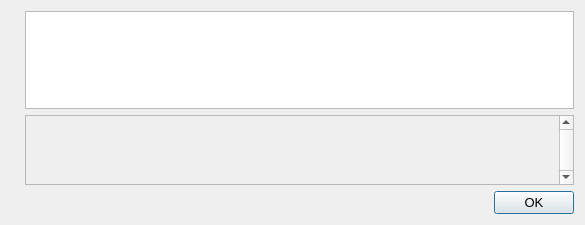
This is src/qt/forms/helpmessagedialog.ui in blocknetdx/blocknet as Qt 5 draws it before an edit. The edited form follows.
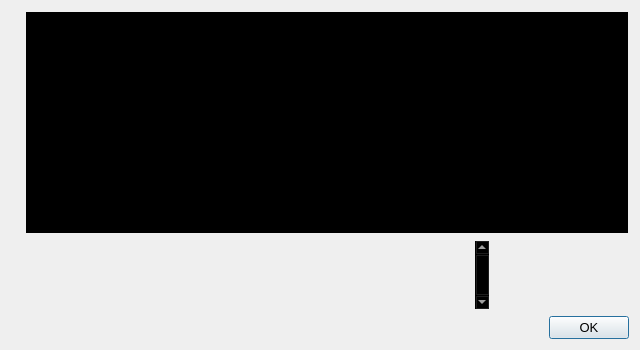
This is the edited form. Icons and pictures are not drawn.

Commit message: update-default-theme: New color on the overview page and new background wallpaper so far. Matches scheme in Discord somewhat now. Bumped the font size up by 2px on the "main" Overview page. Changed the wallet logo to the newest one. Added a new splash and new larger/latest app, tray, etc icons

What changed in the file:
```diff
--- a/src/qt/forms/helpmessagedialog.ui
+++ b/src/qt/forms/helpmessagedialog.ui
@@ -6,10 +6,22 @@
    <rect>
     <x>0</x>
     <y>0</y>
-    <width>585</width>
-    <height>225</height>
+    <width>640</width>
+    <height>350</height>
    </rect>
   </property>
+  <property name="sizePolicy">
+   <sizepolicy hsizetype="Fixed" vsizetype="Fixed">
+    <horstretch>0</horstretch>
+    <verstretch>0</verstretch>
+   </sizepolicy>
+  </property>
+  <property name="maximumSize">
+   <size>
+    <width>640</width>
+    <height>350</height>
+   </size>
+  </property>
   <property name="font">
    <font>
     <pointsize>10</pointsize>
@@ -21,14 +33,26 @@
   <layout class="QHBoxLayout" name="horizontalLayout_2">
    <item>
     <widget class="QLabel" name="graphic">
-     <property name="sizePolicy">
-      <sizepolicy hsizetype="Preferred" vsizetype="Ignored">
-       <horstretch>0</horstretch>
-       <verstretch>0</verstretch>
-      </sizepolicy>
+     <property name="enabled">
+      <bool>true</bool>
+     </property>
+     <property name="maximumSize">
+      <size>
+       <width>150</width>
+       <height>100</height>
+      </size>
+     </property>
+     <property name="layoutDirection">
+      <enum>Qt::LeftToRight</enum>
      </property>
      <property name="pixmap">
-      <pixmap resource="../blocknetdx.qrc">:/images/about</pixmap>
+      <pixmap resource="../blocknetdx.qrc">:/images/aboutImage1</pixmap>
+     </property>
+     <property name="scaledContents">
+      <bool>true</bool>
+     </property>
+     <property name="alignment">
+      <set>Qt::AlignLeading|Qt::AlignLeft|Qt::AlignVCenter</set>
      </property>
     </widget>
    </item>
@@ -36,6 +60,424 @@
     <layout class="QVBoxLayout" name="verticalLayout">
      <item>
       <widget class="QTextEdit" name="helpMessage">
+       <property name="palette">
+        <palette>
+         <active>
+          <colorrole role="WindowText">
+           <brush brushstyle="SolidPattern">
+            <color alpha="255">
+             <red>255</red>
+             <green>255</green>
+             <blue>255</blue>
+            </color>
+           </brush>
+          </colorrole>
+          <colorrole role="Button">
+           <brush brushstyle="SolidPattern">
+            <color alpha="0">
+             <red>0</red>
+             <green>0</green>
+             <blue>0</blue>
+            </color>
+           </brush>
+          </colorrole>
+          <colorrole role="Light">
+           <brush brushstyle="SolidPattern">
+            <color alpha="0">
+             <red>0</red>
+             <green>0</green>
+             <blue>0</blue>
+            </color>
+           </brush>
+          </colorrole>
+          <colorrole role="Midlight">
+           <brush brushstyle="SolidPattern">
+            <color alpha="0">
+             <red>0</red>
+             <green>0</green>
+             <blue>0</blue>
+            </color>
+           </brush>
+          </colorrole>
+          <colorrole role="Dark">
+           <brush brushstyle="SolidPattern">
+            <color alpha="0">
+             <red>0</red>
+             <green>0</green>
+             <blue>0</blue>
+            </color>
+           </brush>
+          </colorrole>
+          <colorrole role="Mid">
+           <brush brushstyle="SolidPattern">
+            <color alpha="0">
+             <red>0</red>
+             <green>0</green>
+             <blue>0</blue>
+            </color>
+           </brush>
+          </colorrole>
+          <colorrole role="Text">
+           <brush brushstyle="SolidPattern">
+            <color alpha="255">
+             <red>255</red>
+             <green>255</green>
+             <blue>255</blue>
+            </color>
+           </brush>
+          </colorrole>
+          <colorrole role="BrightText">
+           <brush brushstyle="SolidPattern">
+            <color alpha="255">
+             <red>255</red>
+             <green>255</green>
+             <blue>255</blue>
+            </color>
+           </brush>
+          </colorrole>
+          <colorrole role="ButtonText">
+           <brush brushstyle="SolidPattern">
+            <color alpha="255">
+             <red>255</red>
+             <green>255</green>
+             <blue>255</blue>
+            </color>
+           </brush>
+          </colorrole>
+          <colorrole role="Base">
+           <brush brushstyle="SolidPattern">
+            <color alpha="255">
+             <red>0</red>
+             <green>0</green>
+             <blue>0</blue>
+            </color>
+           </brush>
+          </colorrole>
+          <colorrole role="Window">
+           <brush brushstyle="SolidPattern">
+            <color alpha="0">
+             <red>0</red>
+             <green>0</green>
+             <blue>0</blue>
+            </color>
+           </brush>
+          </colorrole>
+          <colorrole role="Shadow">
+           <brush brushstyle="SolidPattern">
+            <color alpha="255">
+             <red>0</red>
+             <green>0</green>
+             <blue>0</blue>
+            </color>
+           </brush>
+          </colorrole>
+          <colorrole role="AlternateBase">
+           <brush brushstyle="SolidPattern">
+            <color alpha="127">
+             <red>0</red>
+             <green>0</green>
+             <blue>0</blue>
+            </color>
+           </brush>
+          </colorrole>
+          <colorrole role="ToolTipBase">
+           <brush brushstyle="SolidPattern">
+            <color alpha="255">
+             <red>255</red>
+             <green>255</green>
+             <blue>220</blue>
+            </color>
+           </brush>
+          </colorrole>
+          <colorrole role="ToolTipText">
+           <brush brushstyle="SolidPattern">
+            <color alpha="255">
+             <red>0</red>
+             <green>0</green>
+             <blue>0</blue>
+            </color>
+           </brush>
+          </colorrole>
+         </active>
+         <inactive>
+          <colorrole role="WindowText">
+           <brush brushstyle="SolidPattern">
+            <color alpha="255">
+             <red>255</red>
+             <green>255</green>
+             <blue>255</blue>
+            </color>
+           </brush>
+          </colorrole>
+          <colorrole role="Button">
+           <brush brushstyle="SolidPattern">
+            <color alpha="0">
+             <red>0</red>
+             <green>0</green>
+             <blue>0</blue>
+            </color>
+           </brush>
+          </colorrole>
+          <colorrole role="Light">
+           <brush brushstyle="SolidPattern">
+            <color alpha="0">
+             <red>0</red>
+             <green>0</green>
+             <blue>0</blue>
+            </color>
+           </brush>
+          </colorrole>
+          <colorrole role="Midlight">
+           <brush brushstyle="SolidPattern">
+            <color alpha="0">
+             <red>0</red>
+             <green>0</green>
+             <blue>0</blue>
+            </color>
+           </brush>
+          </colorrole>
+          <colorrole role="Dark">
+           <brush brushstyle="SolidPattern">
+            <color alpha="0">
+             <red>0</red>
+             <green>0</green>
+             <blue>0</blue>
+            </color>
+           </brush>
+          </colorrole>
+          <colorrole role="Mid">
+           <brush brushstyle="SolidPattern">
+            <color alpha="0">
+             <red>0</red>
+             <green>0</green>
+             <blue>0</blue>
+            </color>
+           </brush>
+          </colorrole>
+          <colorrole role="Text">
+           <brush brushstyle="SolidPattern">
+            <color alpha="255">
+             <red>255</red>
+             <green>255</green>
+             <blue>255</blue>
+            </color>
+           </brush>
+          </colorrole>
+          <colorrole role="BrightText">
+           <brush brushstyle="SolidPattern">
+            <color alpha="255">
+             <red>255</red>
+             <green>255</green>
+             <blue>255</blue>
+            </color>
+           </brush>
+          </colorrole>
+          <colorrole role="ButtonText">
+           <brush brushstyle="SolidPattern">
+            <color alpha="255">
+             <red>255</red>
+             <green>255</green>
+             <blue>255</blue>
+            </color>
+           </brush>
+          </colorrole>
+          <colorrole role="Base">
+           <brush brushstyle="SolidPattern">
+            <color alpha="255">
+             <red>0</red>
+             <green>0</green>
+             <blue>0</blue>
+            </color>
+           </brush>
+          </colorrole>
+          <colorrole role="Window">
+           <brush brushstyle="SolidPattern">
+            <color alpha="0">
+             <red>0</red>
+             <green>0</green>
+             <blue>0</blue>
+            </color>
+           </brush>
+          </colorrole>
+          <colorrole role="Shadow">
+           <brush brushstyle="SolidPattern">
+            <color alpha="255">
+             <red>0</red>
+             <green>0</green>
+             <blue>0</blue>
+            </color>
+           </brush>
+          </colorrole>
+          <colorrole role="AlternateBase">
+           <brush brushstyle="SolidPattern">
+            <color alpha="127">
+             <red>0</red>
+             <green>0</green>
+             <blue>0</blue>
+            </color>
+           </brush>
+          </colorrole>
+          <colorrole role="ToolTipBase">
+           <brush brushstyle="SolidPattern">
+            <color alpha="255">
+             <red>255</red>
+             <green>255</green>
+             <blue>220</blue>
+            </color>
+           </brush>
+          </colorrole>
+          <colorrole role="ToolTipText">
+           <brush brushstyle="SolidPattern">
+            <color alpha="255">
+             <red>0</red>
+             <green>0</green>
+             <blue>0</blue>
+            </color>
+           </brush>
+          </colorrole>
+         </inactive>
+         <disabled>
+          <colorrole role="WindowText">
+           <brush brushstyle="SolidPattern">
+            <color alpha="0">
+             <red>0</red>
+             <green>0</green>
+             <blue>0</blue>
+            </color>
+           </brush>
+          </colorrole>
+          <colorrole role="Button">
+           <brush brushstyle="SolidPattern">
+            <color alpha="0">
+             <red>0</red>
+             <green>0</green>
+             <blue>0</blue>
+            </color>
+           </brush>
+          </colorrole>
+          <colorrole role="Light">
+           <brush brushstyle="SolidPattern">
+            <color alpha="0">
+             <red>0</red>
+             <green>0</green>
+             <blue>0</blue>
+            </color>
+           </brush>
+          </colorrole>
+          <colorrole role="Midlight">
+           <brush brushstyle="SolidPattern">
+            <color alpha="0">
+             <red>0</red>
+             <green>0</green>
+             <blue>0</blue>
+            </color>
+           </brush>
+          </colorrole>
+          <colorrole role="Dark">
+           <brush brushstyle="SolidPattern">
+            <color alpha="0">
+             <red>0</red>
+             <green>0</green>
+             <blue>0</blue>
+            </color>
+           </brush>
+          </colorrole>
+          <colorrole role="Mid">
+           <brush brushstyle="SolidPattern">
+            <color alpha="0">
+             <red>0</red>
+             <green>0</green>
+             <blue>0</blue>
+            </color>
+           </brush>
+          </colorrole>
+          <colorrole role="Text">
+           <brush brushstyle="SolidPattern">
+            <color alpha="0">
+             <red>0</red>
+             <green>0</green>
+             <blue>0</blue>
+            </color>
+           </brush>
+          </colorrole>
+          <colorrole role="BrightText">
+           <brush brushstyle="SolidPattern">
+            <color alpha="255">
+             <red>255</red>
+             <green>255</green>
+             <blue>255</blue>
+            </color>
+           </brush>
+          </colorrole>
+          <colorrole role="ButtonText">
+           <brush brushstyle="SolidPattern">
+            <color alpha="0">
+             <red>0</red>
+             <green>0</green>
+             <blue>0</blue>
+            </color>
+           </brush>
+          </colorrole>
+          <colorrole role="Base">
+           <brush brushstyle="SolidPattern">
+            <color alpha="0">
+             <red>0</red>
+             <green>0</green>
+             <blue>0</blue>
+            </color>
+           </brush>
+          </colorrole>
+          <colorrole role="Window">
+           <brush brushstyle="SolidPattern">
+            <color alpha="0">
+             <red>0</red>
+             <green>0</green>
+             <blue>0</blue>
+            </color>
+           </brush>
+          </colorrole>
+          <colorrole role="Shadow">
+           <brush brushstyle="SolidPattern">
+            <color alpha="255">
+             <red>0</red>
+             <green>0</green>
+             <blue>0</blue>
+            </color>
+           </brush>
+          </colorrole>
+          <colorrole role="AlternateBase">
+           <brush brushstyle="SolidPattern">
+            <color alpha="0">
+             <red>0</red>
+             <green>0</green>
+             <blue>0</blue>
+            </color>
+           </brush>
+          </colorrole>
+          <colorrole role="ToolTipBase">
+           <brush brushstyle="SolidPattern">
+            <color alpha="255">
+             <red>255</red>
+             <green>255</green>
+             <blue>220</blue>
+            </color>
+           </brush>
+          </colorrole>
+          <colorrole role="ToolTipText">
+           <brush brushstyle="SolidPattern">
+            <color alpha="255">
+             <red>0</red>
+             <green>0</green>
+             <blue>0</blue>
+            </color>
+           </brush>
+          </colorrole>
+         </disabled>
+        </palette>
+       </property>
+       <property name="autoFillBackground">
+        <bool>false</bool>
+       </property>
        <property name="readOnly">
         <bool>true</bool>
        </property>
@@ -43,6 +485,433 @@
      </item>
      <item>
       <widget class="QScrollArea" name="scrollArea">
+       <property name="sizePolicy">
+        <sizepolicy hsizetype="Fixed" vsizetype="Fixed">
+         <horstretch>0</horstretch>
+         <verstretch>0</verstretch>
+        </sizepolicy>
+       </property>
+       <property name="maximumSize">
+        <size>
+         <width>465</width>
+         <height>385</height>
+        </size>
+       </property>
+       <property name="palette">
+        <palette>
+         <active>
+          <colorrole role="WindowText">
+           <brush brushstyle="SolidPattern">
+            <color alpha="255">
+             <red>255</red>
+             <green>255</green>
+             <blue>255</blue>
+            </color>
+           </brush>
+          </colorrole>
+          <colorrole role="Button">
+           <brush brushstyle="SolidPattern">
+            <color alpha="0">
+             <red>0</red>
+             <green>0</green>
+             <blue>0</blue>
+            </color>
+           </brush>
+          </colorrole>
+          <colorrole role="Light">
+           <brush brushstyle="SolidPattern">
+            <color alpha="0">
+             <red>0</red>
+             <green>0</green>
+             <blue>0</blue>
+            </color>
+           </brush>
+          </colorrole>
+          <colorrole role="Midlight">
+           <brush brushstyle="SolidPattern">
+            <color alpha="0">
+             <red>0</red>
+             <green>0</green>
+             <blue>0</blue>
+            </color>
+           </brush>
+          </colorrole>
+          <colorrole role="Dark">
+           <brush brushstyle="SolidPattern">
+            <color alpha="0">
+             <red>0</red>
+             <green>0</green>
+             <blue>0</blue>
+            </color>
+           </brush>
+          </colorrole>
+          <colorrole role="Mid">
+           <brush brushstyle="SolidPattern">
+            <color alpha="0">
+             <red>0</red>
+             <green>0</green>
+             <blue>0</blue>
+            </color>
+           </brush>
+          </colorrole>
+          <colorrole role="Text">
+           <brush brushstyle="SolidPattern">
+            <color alpha="255">
+             <red>255</red>
+             <green>255</green>
+             <blue>255</blue>
+            </color>
+           </brush>
+          </colorrole>
+          <colorrole role="BrightText">
+           <brush brushstyle="SolidPattern">
+            <color alpha="255">
+             <red>255</red>
+             <green>255</green>
+             <blue>255</blue>
+            </color>
+           </brush>
+          </colorrole>
+          <colorrole role="ButtonText">
+           <brush brushstyle="SolidPattern">
+            <color alpha="255">
+             <red>255</red>
+             <green>255</green>
+             <blue>255</blue>
+            </color>
+           </brush>
+          </colorrole>
+          <colorrole role="Base">
+           <brush brushstyle="SolidPattern">
+            <color alpha="255">
+             <red>0</red>
+             <green>0</green>
+             <blue>0</blue>
+            </color>
+           </brush>
+          </colorrole>
+          <colorrole role="Window">
+           <brush brushstyle="SolidPattern">
+            <color alpha="0">
+             <red>0</red>
+             <green>0</green>
+             <blue>0</blue>
+            </color>
+           </brush>
+          </colorrole>
+          <colorrole role="Shadow">
+           <brush brushstyle="SolidPattern">
+            <color alpha="255">
+             <red>0</red>
+             <green>0</green>
+             <blue>0</blue>
+            </color>
+           </brush>
+          </colorrole>
+          <colorrole role="AlternateBase">
+           <brush brushstyle="SolidPattern">
+            <color alpha="127">
+             <red>0</red>
+             <green>0</green>
+             <blue>0</blue>
+            </color>
+           </brush>
+          </colorrole>
+          <colorrole role="ToolTipBase">
+           <brush brushstyle="SolidPattern">
+            <color alpha="255">
+             <red>255</red>
+             <green>255</green>
+             <blue>220</blue>
+            </color>
+           </brush>
+          </colorrole>
+          <colorrole role="ToolTipText">
+           <brush brushstyle="SolidPattern">
+            <color alpha="255">
+             <red>0</red>
+             <green>0</green>
+             <blue>0</blue>
+            </color>
+           </brush>
+          </colorrole>
+         </active>
+         <inactive>
+          <colorrole role="WindowText">
+           <brush brushstyle="SolidPattern">
+            <color alpha="255">
+             <red>255</red>
+             <green>255</green>
+             <blue>255</blue>
+            </color>
+           </brush>
+          </colorrole>
+          <colorrole role="Button">
+           <brush brushstyle="SolidPattern">
+            <color alpha="0">
+             <red>0</red>
+             <green>0</green>
+             <blue>0</blue>
+            </color>
+           </brush>
+          </colorrole>
+          <colorrole role="Light">
+           <brush brushstyle="SolidPattern">
+            <color alpha="0">
+             <red>0</red>
+             <green>0</green>
+             <blue>0</blue>
+            </color>
+           </brush>
+          </colorrole>
+          <colorrole role="Midlight">
+           <brush brushstyle="SolidPattern">
+            <color alpha="0">
+             <red>0</red>
+             <green>0</green>
+             <blue>0</blue>
+            </color>
+           </brush>
+          </colorrole>
+          <colorrole role="Dark">
+           <brush brushstyle="SolidPattern">
+            <color alpha="0">
+             <red>0</red>
+             <green>0</green>
+             <blue>0</blue>
+            </color>
+           </brush>
+          </colorrole>
+          <colorrole role="Mid">
+           <brush brushstyle="SolidPattern">
+            <color alpha="0">
+             <red>0</red>
+             <green>0</green>
+             <blue>0</blue>
+            </color>
+           </brush>
+          </colorrole>
+          <colorrole role="Text">
+           <brush brushstyle="SolidPattern">
+            <color alpha="255">
+             <red>255</red>
+             <green>255</green>
+             <blue>255</blue>
+            </color>
+           </brush>
+          </colorrole>
+          <colorrole role="BrightText">
+           <brush brushstyle="SolidPattern">
+            <color alpha="255">
+             <red>255</red>
+             <green>255</green>
+             <blue>255</blue>
+            </color>
+           </brush>
+          </colorrole>
+          <colorrole role="ButtonText">
+           <brush brushstyle="SolidPattern">
+            <color alpha="255">
+             <red>255</red>
+             <green>255</green>
+             <blue>255</blue>
+            </color>
+           </brush>
+          </colorrole>
+          <colorrole role="Base">
+           <brush brushstyle="SolidPattern">
+            <color alpha="255">
+             <red>0</red>
+             <green>0</green>
+             <blue>0</blue>
+            </color>
+           </brush>
+          </colorrole>
+          <colorrole role="Window">
+           <brush brushstyle="SolidPattern">
+            <color alpha="0">
+             <red>0</red>
+             <green>0</green>
+             <blue>0</blue>
+            </color>
+           </brush>
+          </colorrole>
+          <colorrole role="Shadow">
+           <brush brushstyle="SolidPattern">
+            <color alpha="255">
+             <red>0</red>
+             <green>0</green>
+             <blue>0</blue>
+            </color>
+           </brush>
+          </colorrole>
+          <colorrole role="AlternateBase">
+           <brush brushstyle="SolidPattern">
+            <color alpha="127">
+             <red>0</red>
+             <green>0</green>
+             <blue>0</blue>
+            </color>
+           </brush>
+          </colorrole>
+          <colorrole role="ToolTipBase">
+           <brush brushstyle="SolidPattern">
+            <color alpha="255">
+             <red>255</red>
+             <green>255</green>
+             <blue>220</blue>
+            </color>
+           </brush>
+          </colorrole>
+          <colorrole role="ToolTipText">
+           <brush brushstyle="SolidPattern">
+            <color alpha="255">
+             <red>0</red>
+             <green>0</green>
+             <blue>0</blue>
+            </color>
+           </brush>
+          </colorrole>
+         </inactive>
+         <disabled>
+          <colorrole role="WindowText">
+           <brush brushstyle="SolidPattern">
+            <color alpha="0">
+             <red>0</red>
+             <green>0</green>
+             <blue>0</blue>
+            </color>
+           </brush>
+          </colorrole>
+          <colorrole role="Button">
+           <brush brushstyle="SolidPattern">
+            <color alpha="0">
+             <red>0</red>
+             <green>0</green>
+             <blue>0</blue>
+            </color>
+           </brush>
+          </colorrole>
+          <colorrole role="Light">
+           <brush brushstyle="SolidPattern">
+            <color alpha="0">
+             <red>0</red>
+             <green>0</green>
+             <blue>0</blue>
+            </color>
+           </brush>
+          </colorrole>
+          <colorrole role="Midlight">
+           <brush brushstyle="SolidPattern">
+            <color alpha="0">
+             <red>0</red>
+             <green>0</green>
+             <blue>0</blue>
+            </color>
+           </brush>
+          </colorrole>
+          <colorrole role="Dark">
+           <brush brushstyle="SolidPattern">
+            <color alpha="0">
+             <red>0</red>
+             <green>0</green>
+             <blue>0</blue>
+            </color>
+           </brush>
+          </colorrole>
+          <colorrole role="Mid">
+           <brush brushstyle="SolidPattern">
+            <color alpha="0">
+             <red>0</red>
+             <green>0</green>
+             <blue>0</blue>
+            </color>
+           </brush>
+          </colorrole>
+          <colorrole role="Text">
+           <brush brushstyle="SolidPattern">
+            <color alpha="0">
+             <red>0</red>
+             <green>0</green>
+             <blue>0</blue>
+            </color>
+           </brush>
+          </colorrole>
+          <colorrole role="BrightText">
+           <brush brushstyle="SolidPattern">
+            <color alpha="255">
+             <red>255</red>
+             <green>255</green>
+             <blue>255</blue>
+            </color>
+           </brush>
+          </colorrole>
+          <colorrole role="ButtonText">
+           <brush brushstyle="SolidPattern">
+            <color alpha="0">
+             <red>0</red>
+             <green>0</green>
+             <blue>0</blue>
+            </color>
+           </brush>
+          </colorrole>
+          <colorrole role="Base">
+           <brush brushstyle="SolidPattern">
+            <color alpha="0">
+             <red>0</red>
+             <green>0</green>
+             <blue>0</blue>
+            </color>
+           </brush>
+          </colorrole>
+          <colorrole role="Window">
+           <brush brushstyle="SolidPattern">
+            <color alpha="0">
+             <red>0</red>
+             <green>0</green>
+             <blue>0</blue>
+            </color>
+           </brush>
+          </colorrole>
+          <colorrole role="Shadow">
+           <brush brushstyle="SolidPattern">
+            <color alpha="255">
+             <red>0</red>
+             <green>0</green>
+             <blue>0</blue>
+            </color>
+           </brush>
+          </colorrole>
+          <colorrole role="AlternateBase">
+           <brush brushstyle="SolidPattern">
+            <color alpha="0">
+             <red>0</red>
+             <green>0</green>
+             <blue>0</blue>
+            </color>
+           </brush>
+          </colorrole>
+          <colorrole role="ToolTipBase">
+           <brush brushstyle="SolidPattern">
+            <color alpha="255">
+             <red>255</red>
+             <green>255</green>
+             <blue>220</blue>
+            </color>
+           </brush>
+          </colorrole>
+          <colorrole role="ToolTipText">
+           <brush brushstyle="SolidPattern">
+            <color alpha="255">
+             <red>0</red>
+             <green>0</green>
+             <blue>0</blue>
+            </color>
+           </brush>
+          </colorrole>
+         </disabled>
+        </palette>
+       </property>
        <property name="verticalScrollBarPolicy">
         <enum>Qt::ScrollBarAlwaysOn</enum>
        </property>
@@ -54,13 +923,428 @@
          <rect>
           <x>0</x>
           <y>0</y>
-          <width>447</width>
-          <height>68</height>
+          <width>768</width>
+          <height>418</height>
          </rect>
         </property>
         <layout class="QVBoxLayout" name="verticalLayout_2">
          <item>
           <widget class="QLabel" name="aboutMessage">
+           <property name="palette">
+            <palette>
+             <active>
+              <colorrole role="WindowText">
+               <brush brushstyle="SolidPattern">
+                <color alpha="255">
+                 <red>255</red>
+                 <green>255</green>
+                 <blue>255</blue>
+                </color>
+               </brush>
+              </colorrole>
+              <colorrole role="Button">
+               <brush brushstyle="SolidPattern">
+                <color alpha="0">
+                 <red>0</red>
+                 <green>0</green>
+                 <blue>0</blue>
+                </color>
+               </brush>
+              </colorrole>
+              <colorrole role="Light">
+               <brush brushstyle="SolidPattern">
+                <color alpha="0">
+                 <red>0</red>
+                 <green>0</green>
+                 <blue>0</blue>
+                </color>
+               </brush>
+              </colorrole>
+              <colorrole role="Midlight">
+               <brush brushstyle="SolidPattern">
+                <color alpha="0">
+                 <red>0</red>
+                 <green>0</green>
+                 <blue>0</blue>
+                </color>
+               </brush>
+              </colorrole>
+              <colorrole role="Dark">
+               <brush brushstyle="SolidPattern">
+                <color alpha="0">
+                 <red>0</red>
+                 <green>0</green>
+                 <blue>0</blue>
+                </color>
+               </brush>
+              </colorrole>
+              <colorrole role="Mid">
+               <brush brushstyle="SolidPattern">
+                <color alpha="0">
+                 <red>0</red>
+                 <green>0</green>
+                 <blue>0</blue>
+                </color>
+               </brush>
+              </colorrole>
+              <colorrole role="Text">
+               <brush brushstyle="SolidPattern">
+                <color alpha="255">
+                 <red>255</red>
+                 <green>255</green>
+                 <blue>255</blue>
+                </color>
+               </brush>
+              </colorrole>
+              <colorrole role="BrightText">
+               <brush brushstyle="SolidPattern">
+                <color alpha="255">
+                 <red>255</red>
+                 <green>255</green>
+                 <blue>255</blue>
+                </color>
+               </brush>
+              </colorrole>
+              <colorrole role="ButtonText">
+               <brush brushstyle="SolidPattern">
+                <color alpha="255">
+                 <red>255</red>
+                 <green>255</green>
+                 <blue>255</blue>
+                </color>
+               </brush>
+              </colorrole>
+              <colorrole role="Base">
+               <brush brushstyle="SolidPattern">
+                <color alpha="255">
+                 <red>0</red>
+                 <green>0</green>
+                 <blue>0</blue>
+                </color>
+               </brush>
+              </colorrole>
+              <colorrole role="Window">
+               <brush brushstyle="SolidPattern">
+                <color alpha="0">
+                 <red>0</red>
+                 <green>0</green>
+                 <blue>0</blue>
+                </color>
+               </brush>
+              </colorrole>
+              <colorrole role="Shadow">
+               <brush brushstyle="SolidPattern">
+                <color alpha="255">
+                 <red>0</red>
+                 <green>0</green>
+                 <blue>0</blue>
+                </color>
+               </brush>
+              </colorrole>
+              <colorrole role="AlternateBase">
+               <brush brushstyle="SolidPattern">
+                <color alpha="127">
+                 <red>0</red>
+                 <green>0</green>
+                 <blue>0</blue>
+                </color>
+               </brush>
+              </colorrole>
+              <colorrole role="ToolTipBase">
+               <brush brushstyle="SolidPattern">
+                <color alpha="255">
+                 <red>255</red>
+                 <green>255</green>
+                 <blue>220</blue>
+                </color>
+               </brush>
+              </colorrole>
+              <colorrole role="ToolTipText">
+               <brush brushstyle="SolidPattern">
+                <color alpha="255">
+                 <red>0</red>
+                 <green>0</green>
+                 <blue>0</blue>
+                </color>
+               </brush>
+              </colorrole>
+             </active>
+             <inactive>
+              <colorrole role="WindowText">
+               <brush brushstyle="SolidPattern">
+                <color alpha="255">
+                 <red>255</red>
+                 <green>255</green>
+                 <blue>255</blue>
+                </color>
+               </brush>
+              </colorrole>
+              <colorrole role="Button">
+               <brush brushstyle="SolidPattern">
+                <color alpha="0">
+                 <red>0</red>
+                 <green>0</green>
+                 <blue>0</blue>
+                </color>
+               </brush>
+              </colorrole>
+              <colorrole role="Light">
+               <brush brushstyle="SolidPattern">
+                <color alpha="0">
+                 <red>0</red>
+                 <green>0</green>
+                 <blue>0</blue>
+                </color>
+               </brush>
+              </colorrole>
+              <colorrole role="Midlight">
+               <brush brushstyle="SolidPattern">
+                <color alpha="0">
+                 <red>0</red>
+                 <green>0</green>
+                 <blue>0</blue>
+                </color>
+               </brush>
+              </colorrole>
+              <colorrole role="Dark">
+               <brush brushstyle="SolidPattern">
+                <color alpha="0">
+                 <red>0</red>
+                 <green>0</green>
+                 <blue>0</blue>
+                </color>
+               </brush>
+              </colorrole>
+              <colorrole role="Mid">
+               <brush brushstyle="SolidPattern">
+                <color alpha="0">
+                 <red>0</red>
+                 <green>0</green>
+                 <blue>0</blue>
+                </color>
+               </brush>
+              </colorrole>
+              <colorrole role="Text">
+               <brush brushstyle="SolidPattern">
+                <color alpha="255">
+                 <red>255</red>
+                 <green>255</green>
+                 <blue>255</blue>
+                </color>
+               </brush>
+              </colorrole>
+              <colorrole role="BrightText">
+               <brush brushstyle="SolidPattern">
+                <color alpha="255">
+                 <red>255</red>
+                 <green>255</green>
+                 <blue>255</blue>
+                </color>
+               </brush>
+              </colorrole>
+              <colorrole role="ButtonText">
+               <brush brushstyle="SolidPattern">
+                <color alpha="255">
+                 <red>255</red>
+                 <green>255</green>
+                 <blue>255</blue>
+                </color>
+               </brush>
+              </colorrole>
+              <colorrole role="Base">
+               <brush brushstyle="SolidPattern">
+                <color alpha="255">
+                 <red>0</red>
+                 <green>0</green>
+                 <blue>0</blue>
+                </color>
+               </brush>
+              </colorrole>
+              <colorrole role="Window">
+               <brush brushstyle="SolidPattern">
+                <color alpha="0">
+                 <red>0</red>
+                 <green>0</green>
+                 <blue>0</blue>
+                </color>
+               </brush>
+              </colorrole>
+              <colorrole role="Shadow">
+               <brush brushstyle="SolidPattern">
+                <color alpha="255">
+                 <red>0</red>
+                 <green>0</green>
+                 <blue>0</blue>
+                </color>
+               </brush>
+              </colorrole>
+              <colorrole role="AlternateBase">
+               <brush brushstyle="SolidPattern">
+                <color alpha="127">
+                 <red>0</red>
+                 <green>0</green>
+                 <blue>0</blue>
+                </color>
+               </brush>
+              </colorrole>
+              <colorrole role="ToolTipBase">
+               <brush brushstyle="SolidPattern">
+                <color alpha="255">
+                 <red>255</red>
+                 <green>255</green>
+                 <blue>220</blue>
+                </color>
+               </brush>
+              </colorrole>
+              <colorrole role="ToolTipText">
+               <brush brushstyle="SolidPattern">
+                <color alpha="255">
+                 <red>0</red>
+                 <green>0</green>
+                 <blue>0</blue>
+                </color>
+               </brush>
+              </colorrole>
+             </inactive>
+             <disabled>
+              <colorrole role="WindowText">
+               <brush brushstyle="SolidPattern">
+                <color alpha="0">
+                 <red>0</red>
+                 <green>0</green>
+                 <blue>0</blue>
+                </color>
+               </brush>
+              </colorrole>
+              <colorrole role="Button">
+               <brush brushstyle="SolidPattern">
+                <color alpha="0">
+                 <red>0</red>
+                 <green>0</green>
+                 <blue>0</blue>
+                </color>
+               </brush>
+              </colorrole>
+              <colorrole role="Light">
+               <brush brushstyle="SolidPattern">
+                <color alpha="0">
+                 <red>0</red>
+                 <green>0</green>
+                 <blue>0</blue>
+                </color>
+               </brush>
+              </colorrole>
+              <colorrole role="Midlight">
+               <brush brushstyle="SolidPattern">
+                <color alpha="0">
+                 <red>0</red>
+                 <green>0</green>
+                 <blue>0</blue>
+                </color>
+               </brush>
+              </colorrole>
+              <colorrole role="Dark">
+               <brush brushstyle="SolidPattern">
+                <color alpha="0">
+                 <red>0</red>
+                 <green>0</green>
+                 <blue>0</blue>
+                </color>
+               </brush>
+              </colorrole>
+              <colorrole role="Mid">
+               <brush brushstyle="SolidPattern">
+                <color alpha="0">
+                 <red>0</red>
+                 <green>0</green>
+                 <blue>0</blue>
+                </color>
+               </brush>
+              </colorrole>
+              <colorrole role="Text">
+               <brush brushstyle="SolidPattern">
+                <color alpha="0">
+                 <red>0</red>
+                 <green>0</green>
+                 <blue>0</blue>
+                </color>
+               </brush>
+              </colorrole>
+              <colorrole role="BrightText">
+               <brush brushstyle="SolidPattern">
+                <color alpha="255">
+                 <red>255</red>
+                 <green>255</green>
+                 <blue>255</blue>
+                </color>
+               </brush>
+              </colorrole>
+              <colorrole role="ButtonText">
+               <brush brushstyle="SolidPattern">
+                <color alpha="0">
+                 <red>0</red>
+                 <green>0</green>
+                 <blue>0</blue>
+                </color>
+               </brush>
+              </colorrole>
+              <colorrole role="Base">
+               <brush brushstyle="SolidPattern">
+                <color alpha="0">
+                 <red>0</red>
+                 <green>0</green>
+                 <blue>0</blue>
+                </color>
+               </brush>
+              </colorrole>
+              <colorrole role="Window">
+               <brush brushstyle="SolidPattern">
+                <color alpha="0">
+                 <red>0</red>
+                 <green>0</green>
+                 <blue>0</blue>
+                </color>
+               </brush>
+              </colorrole>
+              <colorrole role="Shadow">
+               <brush brushstyle="SolidPattern">
+                <color alpha="255">
+                 <red>0</red>
+                 <green>0</green>
+                 <blue>0</blue>
+                </color>
+               </brush>
+              </colorrole>
+              <colorrole role="AlternateBase">
+               <brush brushstyle="SolidPattern">
+                <color alpha="0">
+                 <red>0</red>
+                 <green>0</green>
+                 <blue>0</blue>
+                </color>
+               </brush>
+              </colorrole>
+              <colorrole role="ToolTipBase">
+               <brush brushstyle="SolidPattern">
+                <color alpha="255">
+                 <red>255</red>
+                 <green>255</green>
+                 <blue>220</blue>
+                </color>
+               </brush>
+              </colorrole>
+              <colorrole role="ToolTipText">
+               <brush brushstyle="SolidPattern">
+                <color alpha="255">
+                 <red>0</red>
+                 <green>0</green>
+                 <blue>0</blue>
+                </color>
+               </brush>
+              </colorrole>
+             </disabled>
+            </palette>
+           </property>
            <property name="cursor">
             <cursorShape>IBeamCursor</cursorShape>
            </property>
```
Left out of the diff: 6 changed lines with no effect on the pictures. The commit also changes 22 other files.
